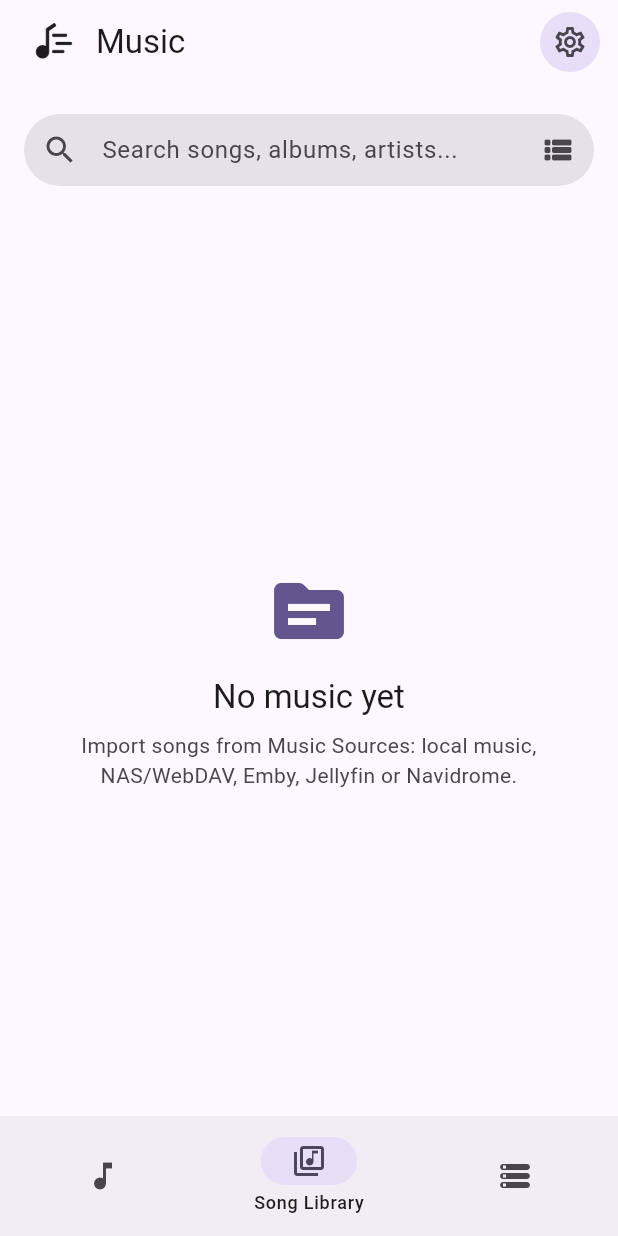
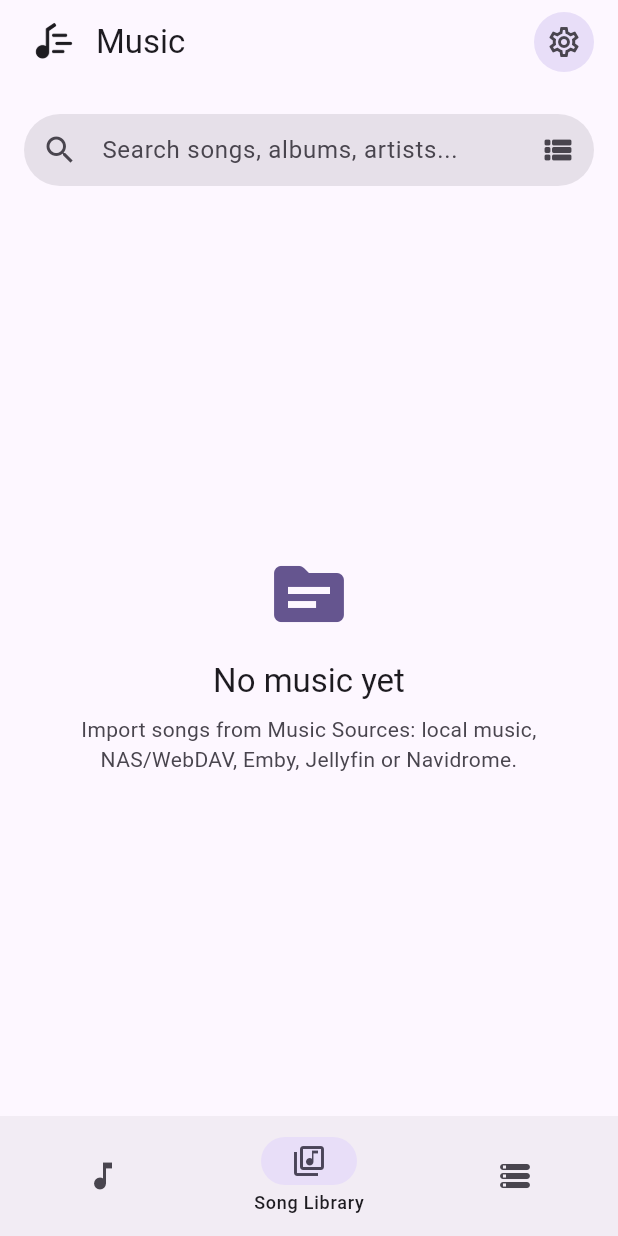
Before and after one commit to GGBond-xxg/ai_music, a Flutter app: the screen it shows after launch, on a phone screen of 412 x 824 dp. Run offline on Flutter 3.47's test engine with Material 3 defaults, Android fonts, the phone set to English and light mode, and no system bars; our stand-ins replace cached_network_image, dio, file_picker, flutter_markdown, flutter_secure_storage, html_unescape and 6 more; missing offline and left inert: audio_metadata_reader, image_gallery_saver_plus, media_kit, webdav_client; accounts and stored records are empty; Roboto replaces fonts that are missing (Spotify Mix); statements that could not run were skipped.

Commit message:
Optimize details

```diff
--- a/lib/main.dart
+++ b/lib/main.dart
@@ -656,7 +656,15 @@ class _MyAppState extends State<MyApp> with WidgetsBindingObserver {
                 );
               },
             ),
-            IconButton.filledTonal(
+            Padding(
+              padding: const EdgeInsets.only(left: 4.0, right: 16.0),
+              child: IconButton.filledTonal(
+                style: IconButton.styleFrom(
+                  minimumSize: const Size(40, 40),
+                  maximumSize: const Size(40, 40),
+                  padding: EdgeInsets.zero,
+                  tapTargetSize: MaterialTapTargetSize.shrinkWrap,
+                ),
                 onPressed: () {
                   HapticFeedback.lightImpact();
                   ResponsiveNavigation.showAdaptiveModalPage(
@@ -667,7 +675,7 @@ class _MyAppState extends State<MyApp> with WidgetsBindingObserver {
                 },
                 icon: const Icon(Icons.settings_outlined),
               ),
-            const SizedBox(width: 8),
+            )
           ],
           bottom: PreferredSize(
             preferredSize: const Size.fromHeight(4.0),
--- a/lib/pages/library.dart
+++ b/lib/pages/library.dart
@@ -45,7 +45,6 @@ class _LibraryState extends State<Library> {
     _searchController.addListener(_onSearchChanged);
     _loadLayoutMode();
   }
-
 
   Future<void> _loadLayoutMode() async {
     final prefs = await SharedPreferences.getInstance();
@@ -115,7 +114,6 @@ class _LibraryState extends State<Library> {
     super.dispose();
   }
 
-
   String _localizedViewAsList(BuildContext context) {
     final languageCode = Localizations.localeOf(context).languageCode;
     if (languageCode == 'zh') return '列表';
@@ -175,11 +173,8 @@ class _LibraryState extends State<Library> {
                           stops: const [0.0, 0.7, 1.0],
                         ),
                       ),
-                      padding: EdgeInsets.fromLTRB(
+                      padding: EdgeInsets.all(
                         contentPadding,
-                        16,
-                        contentPadding,
-                        24,
                       ),
                       child: TextField(
                         controller: _searchController,
--- a/lib/providers/spotify_provider.dart
+++ b/lib/providers/spotify_provider.dart
@@ -301,6 +301,9 @@ class SpotifyProvider extends ChangeNotifier {
     if (_initialDeviceScanInProgress || _libraryTracks.isNotEmpty) return;
 
     final prefs = await SharedPreferences.getInstance();
+    final alreadyRequested =
+        prefs.getBool(_initialDeviceScanRequestedKey) ?? false;
+    if (alreadyRequested) return;
 
     _initialDeviceScanInProgress = true;
     notifyListeners();
--- a/lib/widgets/library_section.dart
+++ b/lib/widgets/library_section.dart
@@ -112,8 +112,8 @@ class _LibrarySectionState extends State<LibrarySection> {
                           for (final sourceType
                               in libraryProvider.availableSourceTypes)
                             FilterChip(
-                              selected:
-                                  libraryProvider.isSourceFilterEnabled(sourceType),
+                              selected: libraryProvider
+                                  .isSourceFilterEnabled(sourceType),
                               label: Text(t.sourceName(sourceType)),
                               onSelected: (bool selected) {
                                 HapticFeedback.lightImpact();
@@ -131,7 +131,7 @@ class _LibrarySectionState extends State<LibrarySection> {
                 ),
               ),
             ),
-            const SliverToBoxAdapter(child: SizedBox(height: 14)),
+            // const SliverToBoxAdapter(child: SizedBox(height: 14)),
             SliverPadding(
               padding: EdgeInsets.symmetric(horizontal: horizontalPadding),
               sliver: _buildContentSliver(
--- a/pubspec.yaml
+++ b/pubspec.yaml
@@ -2,7 +2,7 @@ name: music
 description: "Get things you need for music."
 publish_to: "none"
 
-version: 1.0.1+1
+version: 1.0.2+1
 
 environment:
   sdk: '>=3.4.0 <4.0.0'
```
Also changed, not shown: lib/services/local_music_service.dart (+73 -24 lines), 4 other files. Lines whose indentation alone changed are shown as unchanged.
